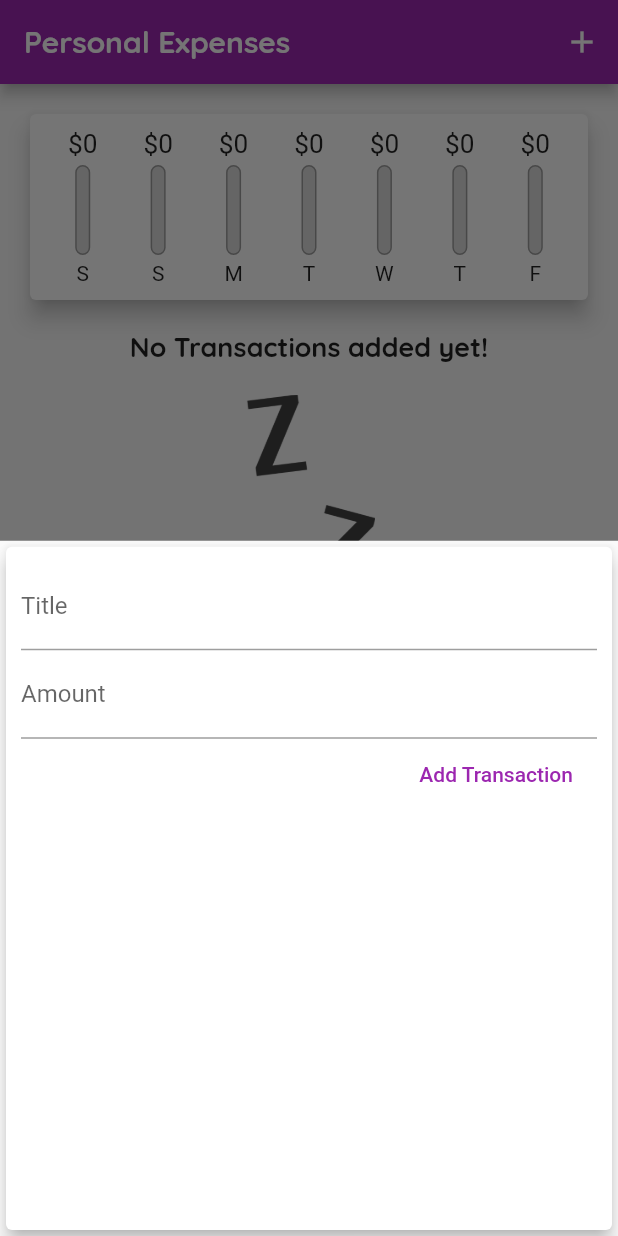
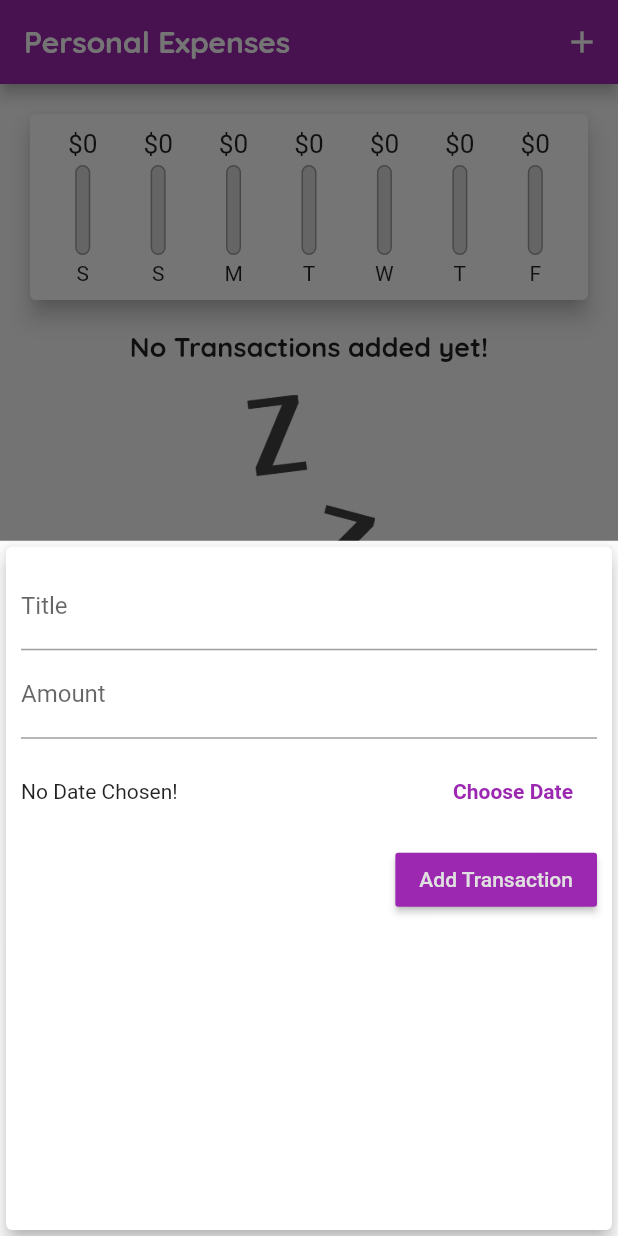
Before and after one commit to myamann/Expenses-App-Flutter, a Flutter app: the screen it shows after launch, after a tap on the "add" icon, on a phone screen of 412 x 824 dp. Run offline on Flutter 3.47's test engine with Material 2 defaults, Android fonts, the phone set to English and light mode, and no system bars; Roboto replaces fonts that are missing (Quicksand).

Commit message:
delete transaction function

```diff
--- a/lib/main.dart
+++ b/lib/main.dart
@@ -15,6 +15,7 @@ class MyApp extends StatelessWidget {
       theme: ThemeData(
           primarySwatch: Colors.purple,
           accentColor: Colors.amber,
+          errorColor: Colors.red,
           fontFamily: 'Quicksand',
           textTheme: ThemeData.light().textTheme.copyWith(
                 title: TextStyle(
@@ -22,6 +23,7 @@ class MyApp extends StatelessWidget {
                   fontWeight: FontWeight.bold,
                   fontSize: 18,
                 ),
+                button: TextStyle(color: Colors.white),
               ),
           appBarTheme: AppBarTheme(
             textTheme: ThemeData.light().textTheme.copyWith(
@@ -70,11 +72,12 @@ class _MyHomePageState extends State<MyHomePage> {
     }).toList();
   }
 
-  void _addNewTransaction(String txTitle, double txAmount) {
+  void _addNewTransaction(
+      String txTitle, double txAmount, DateTime chosenDate) {
     final newTx = Transaction(
       title: txTitle,
       amount: txAmount,
-      date: DateTime.now(),
+      date: chosenDate,
       id: DateTime.now().toString(),
     );
 
@@ -96,6 +99,14 @@ class _MyHomePageState extends State<MyHomePage> {
     );
   }
 
+  void _deleteTransaction(String id) {
+    setState(() {
+      _userTransactions.removeWhere((tx) {
+        return tx.id == id;
+      });
+    });
+  }
+
   @override
   Widget build(BuildContext context) {
     return Scaffold(
@@ -114,7 +125,7 @@ class _MyHomePageState extends State<MyHomePage> {
           crossAxisAlignment: CrossAxisAlignment.stretch,
           children: <Widget>[
             Chart(_recentTransactions),
-            TransactionList(_userTransactions),
+            TransactionList(_userTransactions, _deleteTransaction),
           ],
         ),
       ),
--- a/lib/widgets/new_transaction.dart
+++ b/lib/widgets/new_transaction.dart
@@ -1,5 +1,6 @@
 import 'package:flutter/material.dart';
 import 'package:flutter/services.dart';
+import 'package:intl/intl.dart';
 
 class NewTransaction extends StatefulWidget {
   final Function addTx;
@@ -11,18 +12,38 @@ class NewTransaction extends StatefulWidget {
 }
 
 class _NewTransactionState extends State<NewTransaction> {
-  final titleController = TextEditingController();
-  final amountController = TextEditingController();
+  final _titleController = TextEditingController();
+  final _amountController = TextEditingController();
+  DateTime? _selectedDate;
 
-  void submitData() {
-    final enteredTitle = titleController.text;
-    final enteredAmount = double.parse(amountController.text);
-    if (enteredTitle.isEmpty || enteredAmount <= 0) {
+  void _submitData() {
+    if (_amountController.text.isEmpty) {
+      return;
+    }
+    final enteredTitle = _titleController.text;
+    final enteredAmount = double.parse(_amountController.text);
+    if (enteredTitle.isEmpty || enteredAmount <= 0 || _selectedDate == null) {
       return;
     }
 
-    widget.addTx(enteredTitle, enteredAmount);
+    widget.addTx(enteredTitle, enteredAmount, _selectedDate);
     Navigator.of(context).pop();
+  }
+
+  void _presentDatePicker() {
+    showDatePicker(
+      context: context,
+      initialDate: DateTime.now(),
+      firstDate: DateTime(2019),
+      lastDate: DateTime.now(),
+    ).then((pickedDate) {
+      if (pickedDate == null) {
+        return;
+      }
+      setState(() {
+        _selectedDate = pickedDate;
+      });
+    });
   }
 
   @override
@@ -36,23 +57,46 @@ class _NewTransactionState extends State<NewTransaction> {
           children: <Widget>[
             TextField(
               decoration: InputDecoration(labelText: 'Title'),
-              controller: titleController,
-              onSubmitted: (_) => submitData(),
+              controller: _titleController,
+              onSubmitted: (_) => _submitData(),
               // onChanged: (val) {
               //   titleInput = val;
               // },
             ),
             TextField(
               decoration: InputDecoration(labelText: 'Amount'),
-              controller: amountController,
+              controller: _amountController,
               keyboardType: TextInputType.number,
-              onSubmitted: (_) => submitData(),
+              onSubmitted: (_) => _submitData(),
               // onChanged: (val) => amountInput = val,
             ),
-            FlatButton(
+            Container(
+              height: 70,
+              child: Row(
+                children: <Widget>[
+                  Expanded(
+                    child: Text(
+                      _selectedDate == null
+                          ? 'No Date Chosen!'
+                          : 'Picked Date : ${DateFormat.yMd().format(_selectedDate!)}',
+                    ),
+                  ),
+                  FlatButton(
+                    textColor: Theme.of(context).primaryColor,
+                    child: Text(
+                      'Choose Date',
+                      style: TextStyle(fontWeight: FontWeight.bold),
+                    ),
+                    onPressed: _presentDatePicker,
+                  ),
+                ],
+              ),
+            ),
+            RaisedButton(
               child: Text('Add Transaction'),
-              textColor: Colors.purple,
-              onPressed: submitData,
+              color: Theme.of(context).primaryColor,
+              textColor: Theme.of(context).buttonColor,
+              onPressed: _submitData,
             ),
           ],
         ),
--- a/lib/widgets/transaction_list.dart
+++ b/lib/widgets/transaction_list.dart
@@ -5,13 +5,14 @@ import 'package:intl/intl.dart';
 
 class TransactionList extends StatelessWidget {
   final List<Transaction> transactions;
+  final Function deleteTx;
 
-  TransactionList(this.transactions);
+  TransactionList(this.transactions, this.deleteTx);
 
   @override
   Widget build(BuildContext context) {
     return Container(
-      height: 300,
+      height: 450,
       child: transactions.isEmpty
           ? Column(
               children: <Widget>[
@@ -49,6 +50,10 @@ class TransactionList extends StatelessWidget {
                     subtitle: Text(
                       DateFormat.yMMMd().format(transactions[index].date),
                     ),
+                    trailing: IconButton(
+                        icon: Icon(Icons.delete),
+                        color: Theme.of(context).errorColor,
+                        onPressed: () => deleteTx(transactions[index].id)),
                   ),
                 );
               },
```
